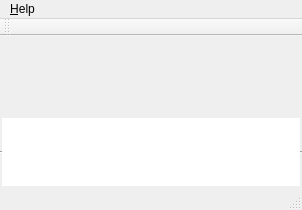
This is gui/mainwindow.ui in QkThings/qkdaemon_old as Qt 5 draws it before an edit. The edited form follows.
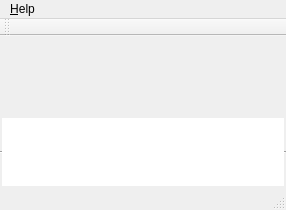
This is the edited form. Custom widgets are drawn as their Qt base class.

The edit to the form file:
```diff
--- a/gui/mainwindow.ui
+++ b/gui/mainwindow.ui
@@ -6,8 +6,8 @@
    <rect>
     <x>0</x>
     <y>0</y>
-    <width>302</width>
-    <height>204</height>
+    <width>286</width>
+    <height>134</height>
    </rect>
   </property>
   <property name="windowTitle">
@@ -60,7 +60,7 @@
     <rect>
      <x>0</x>
      <y>0</y>
-     <width>302</width>
+     <width>286</width>
      <height>21</height>
     </rect>
    </property>
```
Left out of the diff: 11 changed lines with no effect on the pictures.
